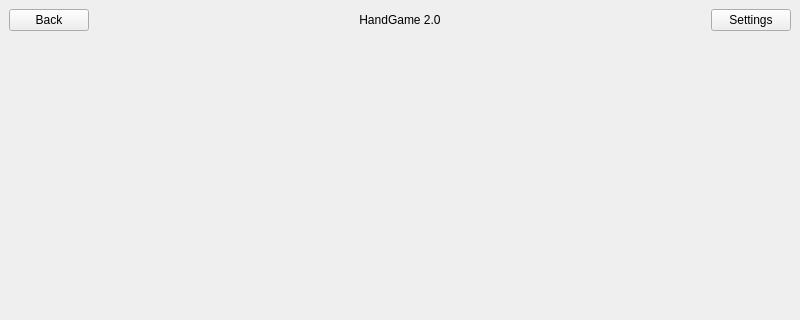
Old version of the form src/handgame/gui/ui/shell.ui in the repository HandGame-2-0/HG20; both pictures show x 0 to 800 and y 0 to 320 of the 800 by 600 pixel window.
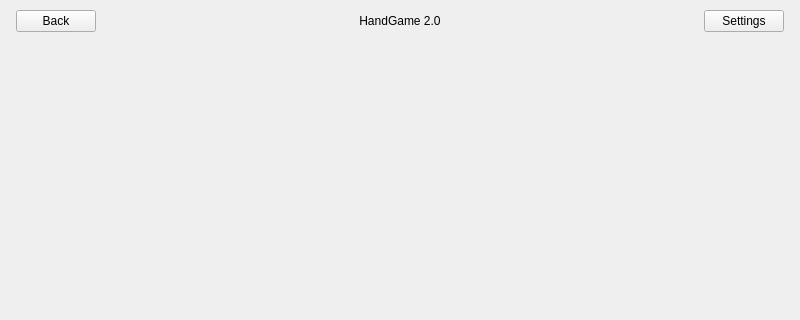
New version of the form.

Commit message: style(gui): apply deep-blue/baby-blue theme to all screens

What changed in the file:
```diff
--- a/src/handgame/gui/ui/shell.ui
+++ b/src/handgame/gui/ui/shell.ui
@@ -15,8 +15,18 @@
   </property>
   <widget class="QWidget" name="centralwidget">
    <layout class="QVBoxLayout" name="verticalLayout">
+    <property name="spacing"><number>0</number></property>
+    <property name="leftMargin"><number>0</number></property>
+    <property name="topMargin"><number>0</number></property>
+    <property name="rightMargin"><number>0</number></property>
+    <property name="bottomMargin"><number>0</number></property>
     <item>
+     <widget class="QWidget" name="appHeader">
      <layout class="QHBoxLayout" name="horizontalLayout">
+        <property name="leftMargin"><number>16</number></property>
+        <property name="topMargin"><number>10</number></property>
+        <property name="rightMargin"><number>16</number></property>
+        <property name="bottomMargin"><number>10</number></property>
       <item>
        <widget class="QPushButton" name="backButton">
         <property name="enabled">
@@ -60,6 +70,7 @@
        </widget>
       </item>
      </layout>
+     </widget>
     </item>
     <item>
      <widget class="QStackedWidget" name="stackedWidget">
```
Lines whose indentation alone changed are shown as unchanged. The commit also changes 4 other files.
